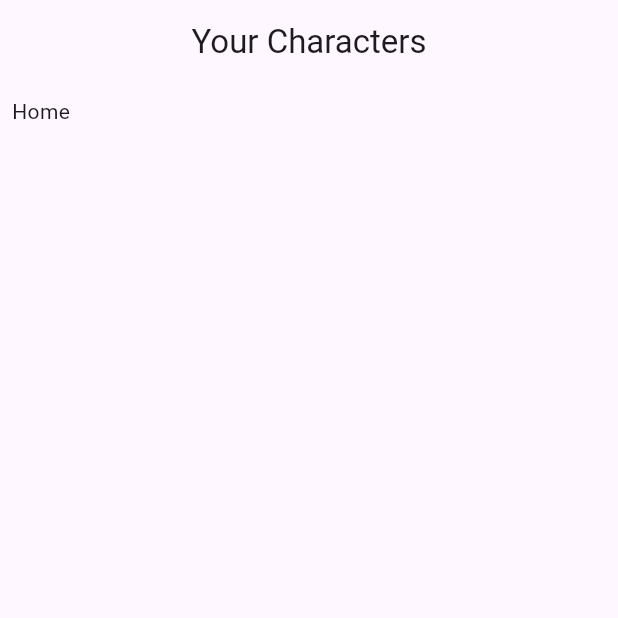
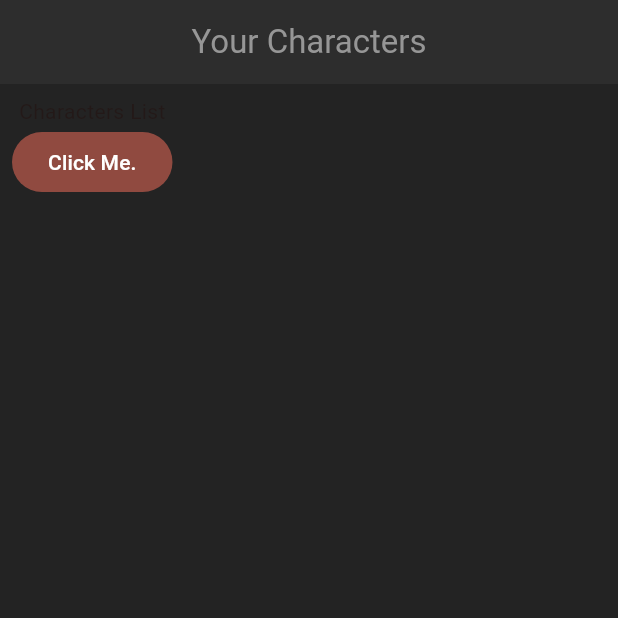
Before and after one commit to Hash001001/flutter_rpg, a Flutter app: the screen it shows after launch, on a phone screen of 412 x 824 dp, the top half of it. Run offline on Flutter 3.47's test engine with Material 3 defaults, Android fonts, the phone set to English and light mode, and no system bars.

Commit message:
- custom theme implemente - AppColor class addded - ThemeData implemented - custom theme applied on material app

```diff
--- a/lib/main.dart
+++ b/lib/main.dart
@@ -1,8 +1,10 @@
 import 'package:flutter/material.dart';
 import 'package:flutter_learning_projects/screens/home/home.dart';
+import 'package:flutter_learning_projects/screens/theme.dart';
 
 void main() {
   runApp(MaterialApp(
+    theme: primaryTheme,
     home: Home(),
   ));
 }
--- a/lib/screens/home/home.dart
+++ b/lib/screens/home/home.dart
@@ -11,13 +11,16 @@ class _HomeState extends State<Home> {
   @override
   Widget build(BuildContext context) {
     return Scaffold(
-      appBar: AppBar(
-        title: Text("Your Characters"),
-        centerTitle: true,
-      ),
+      appBar: AppBar(title: Text("Your Characters"), centerTitle: true),
       body: Container(
         padding: EdgeInsets.all(8),
-        child: Text("Home"),
+        child: Column(
+          children: [
+            Text("Characters List"),
+
+            FilledButton(onPressed: () {}, child: Text("Click Me.")),
+          ],
+        ),
       ),
     );
   }
```
Also changed, not shown: lib/screens/theme.dart (added, +32 -0 lines).
